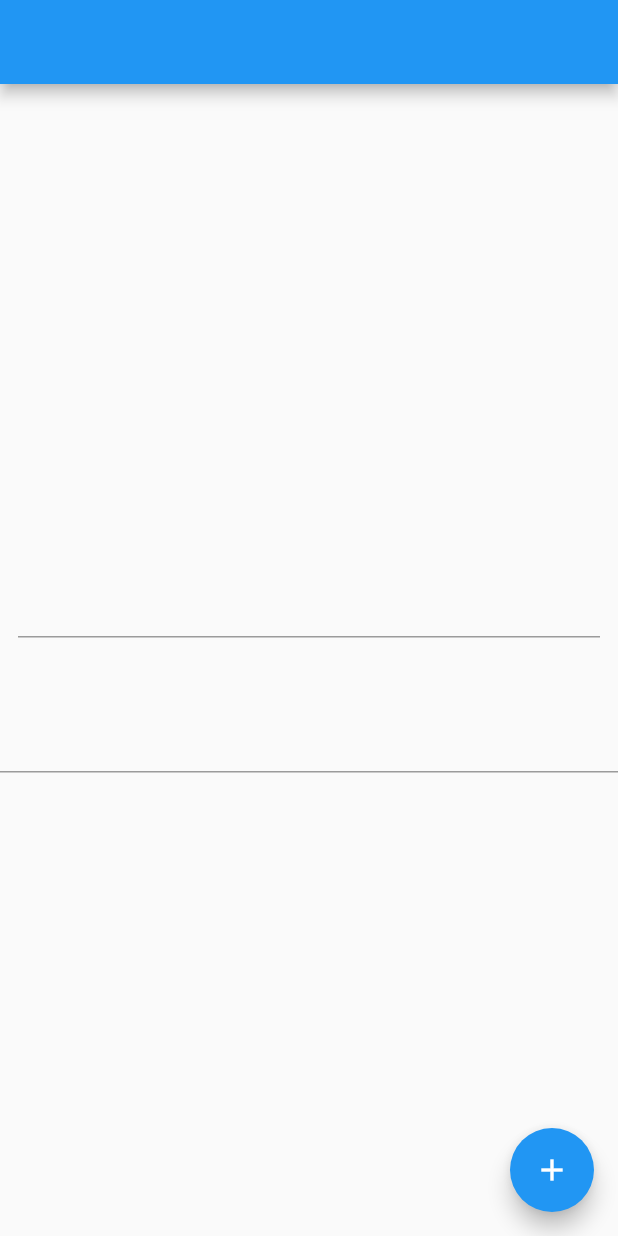
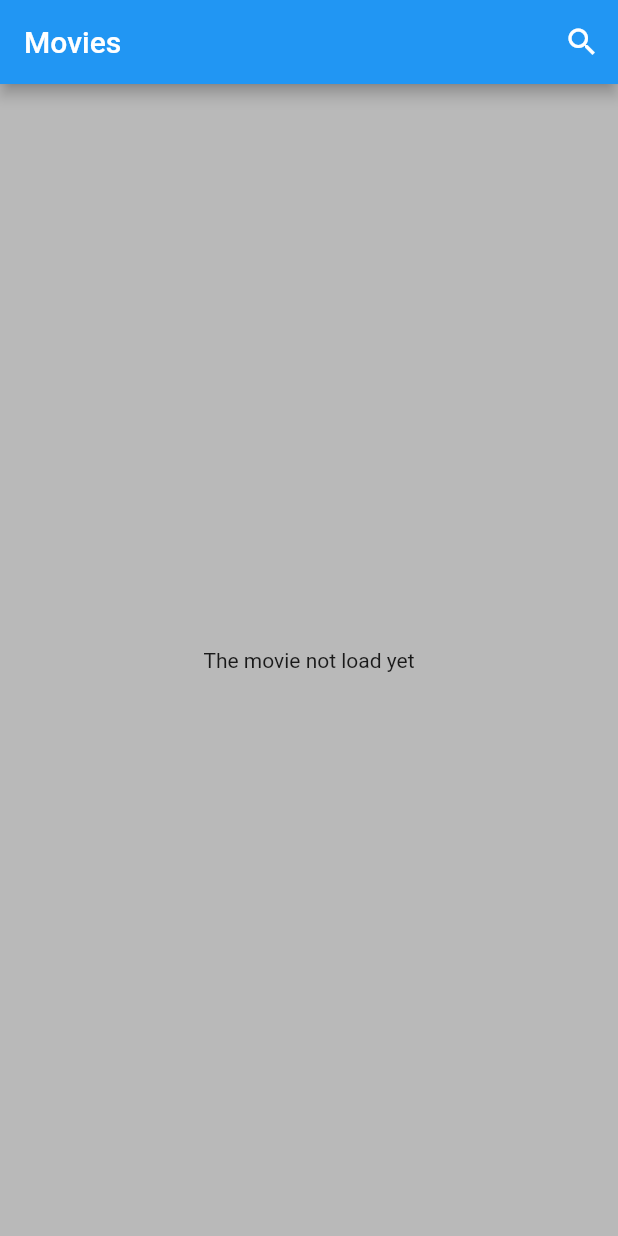
Before and after one commit to ademozenir/cinemy, a Flutter app: the screen it shows after launch, on a phone screen of 412 x 824 dp. Run offline on Flutter 3.47's test engine with Material 2 defaults, Android fonts, the phone set to English and light mode, and no system bars; our stand-ins replace get_it.

Commit message:
Add get_it package

```diff
--- /dev/null
+++ b/lib/locator.dart
@@ -0,0 +1,10 @@
+import 'package:cinemy/tmdb/tmdb_service.dart';
+import 'package:get_it/get_it.dart';
+
+final GetIt getIt = GetIt.instance;
+
+void setup() {
+  getIt.registerLazySingleton<TMDBService>(
+    () => TMDBService(),
+  );
+}
--- a/lib/main.dart
+++ b/lib/main.dart
@@ -1,7 +1,10 @@
-import 'package:cinemy/tmdb/tmdb_service.dart';
+import 'package:cinemy/locator.dart';
 import 'package:flutter/material.dart';
 
+import 'view/home_page.dart';
+
 void main() {
+  setup();
   runApp(const MyApp());
 }
 
@@ -15,53 +18,7 @@ class MyApp extends StatelessWidget {
       theme: ThemeData(
         primarySwatch: Colors.blue,
       ),
-      home: const MyHomePage(),
+      home: const HomePageView(),
     );
   }
 }
-
-class MyHomePage extends StatefulWidget {
-  const MyHomePage({super.key});
-
-  @override
-  State<MyHomePage> createState() => _MyHomePageState();
-}
-
-class _MyHomePageState extends State<MyHomePage> {
-  final _controller1 = TextEditingController();
-  final _controller2 = TextEditingController();
-
-  @override
-  Widget build(BuildContext context) {
-    return Scaffold(
-      appBar: AppBar(
-        title: const Text(""),
-      ),
-      body: Center(
-        child: Column(
-          mainAxisAlignment: MainAxisAlignment.center,
-          children: <Widget>[
-            Padding(
-              padding: const EdgeInsets.all(12.0),
-              child: TextFormField(
-                controller: _controller1,
-              ),
-            ),
-            const SizedBox(height: 30),
-            TextFormField(
-              controller: _controller2,
-            ),
-          ],
-        ),
-      ),
-      floatingActionButton: FloatingActionButton(
-        onPressed: () {
-          int id = int.parse(_controller1.text);
-          TMDBService.instance.getMovie(id).then((movie) => _controller2.text = movie.title);
-        },
-        tooltip: 'Increment',
-        child: const Icon(Icons.add),
-      ),
-    );
-  }
-}
--- a/lib/tmdb/tmdb_service.dart
+++ b/lib/tmdb/tmdb_service.dart
@@ -6,14 +6,13 @@ import 'package:cinemy/tmdb/model/trend.dart';
 import 'package:http/http.dart';
 
 class TMDBService {
-
-  static final _instance = TMDBService._();
-  static TMDBService get instance => _instance;
-
-  TMDBService._();
-
   final _endPoint = "https://api.themoviedb.org/3";
   final _apiKeyParam = "api_key=b8c5342655137883fd9b731dc6f4a920";
+  final _imageLink = "https://image.tmdb.org/t/p/w500";
+
+  String imageUrl(String path) {
+    return _imageLink + path;
+  }
 
   Future<Movie> getMovie(int id) async {
     Uri uri = Uri.parse("$_endPoint/movie/$id?$_apiKeyParam");
--- /dev/null
+++ b/lib/view/home_page.dart
@@ -0,0 +1,88 @@
+import 'package:cinemy/locator.dart';
+import 'package:cinemy/tmdb/model/movie.dart';
+import 'package:cinemy/tmdb/tmdb_service.dart';
+import 'package:flutter/material.dart';
+
+class HomePageView extends StatefulWidget {
+  const HomePageView({super.key});
+
+  @override
+  HomePageViewState createState() => HomePageViewState();
+}
+
+class HomePageViewState extends State<HomePageView> {
+  final TMDBService _tmdbService = getIt.get<TMDBService>();
+  Movie? _movie;
+  Widget _searchBar = const Text('Movies');
+  Icon _visibleIcon = const Icon(Icons.search);
+
+  @override
+  Widget build(BuildContext context) {
+    return Scaffold(
+      appBar: AppBar(
+        title: _searchBar,
+        actions: <Widget>[
+          IconButton(
+            icon: _visibleIcon,
+            onPressed: () {
+              setState(() {
+                if (this._visibleIcon.icon == Icons.search) {
+                  this._visibleIcon = Icon(Icons.cancel);
+                  this._searchBar = TextField(
+                    textInputAction: TextInputAction.search,
+                    onSubmitted: (String text) async {
+                      int id = int.parse(text);
+                      Movie movie = await _tmdbService.getMovie(id);
+                      this._movie = movie;
+                    },
+                    style: const TextStyle(
+                      color: Colors.white,
+                      fontSize: 20.0,
+                    ),
+                  );
+                } else {
+                  setState(() {
+                    this._visibleIcon = Icon(Icons.search);
+                    this._searchBar = Text('Movies');
+                  });
+                }
+              });
+            },
+          ),
+        ],
+      ),
+      body: Container(
+        decoration: BoxDecoration(
+          color: Colors.black26,
+        ),
+        child: _movie != null
+            ? Center(
+                child: Card(
+                  child: Padding(
+                    padding: const EdgeInsets.all(10),
+                    child: Column(
+                      mainAxisSize: MainAxisSize.min,
+                      children: [
+                        Text(_movie!.title, style: const TextStyle(fontSize: 26)),
+                        const SizedBox(height: 8),
+                        Container(
+                          height: 200,
+                          padding: const EdgeInsets.all(10),
+                          decoration: BoxDecoration(
+                            border: Border.all(color: Colors.red),
+                            borderRadius: BorderRadius.all(Radius.circular(20)),
+                          ),
+                          child: Image.network(_tmdbService.imageUrl(_movie!.posterPath)),
+                        ),
+                        const SizedBox(height: 8),
+                        Text(_movie!.overview),
+                      ],
+                    ),
+                  ),
+                ),
+              )
+            : const Center(child: Text("The movie not load yet")),
+      ),
+    );
+  }
+}
--- a/pubspec.yaml
+++ b/pubspec.yaml
@@ -31,6 +31,7 @@ dependencies:
   flutter:
     sdk: flutter
   http:
+  get_it:
 
 
   # The following adds the Cupertino Icons font to your application.
```
Also changed, not shown: pubspec.lock.
